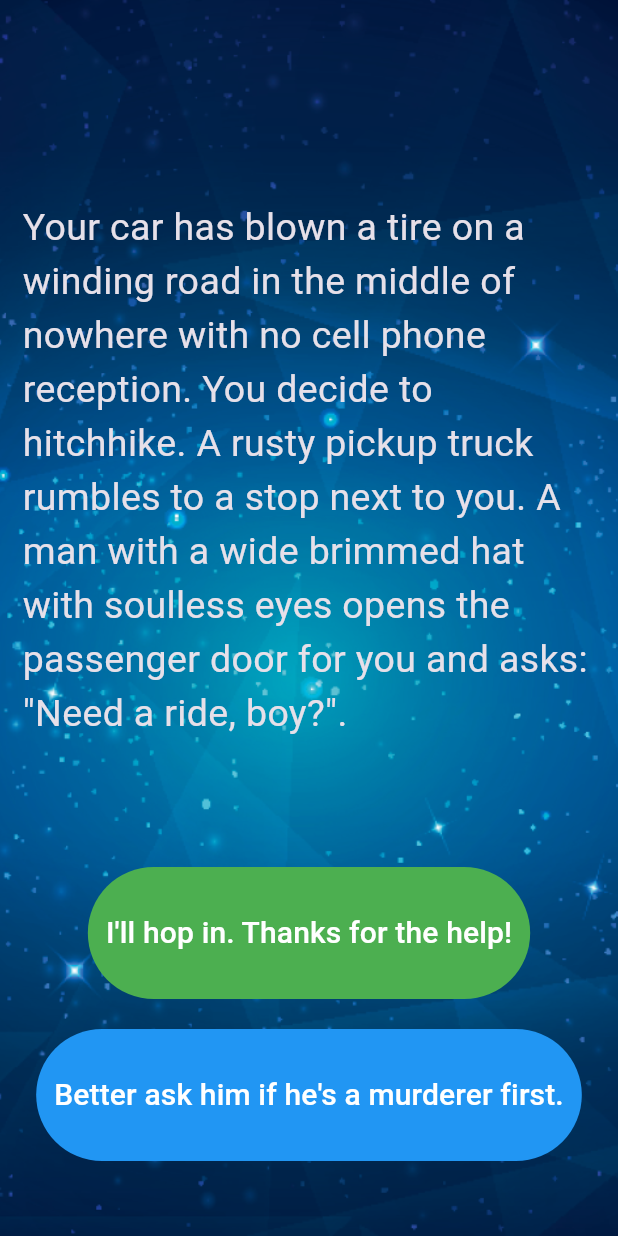
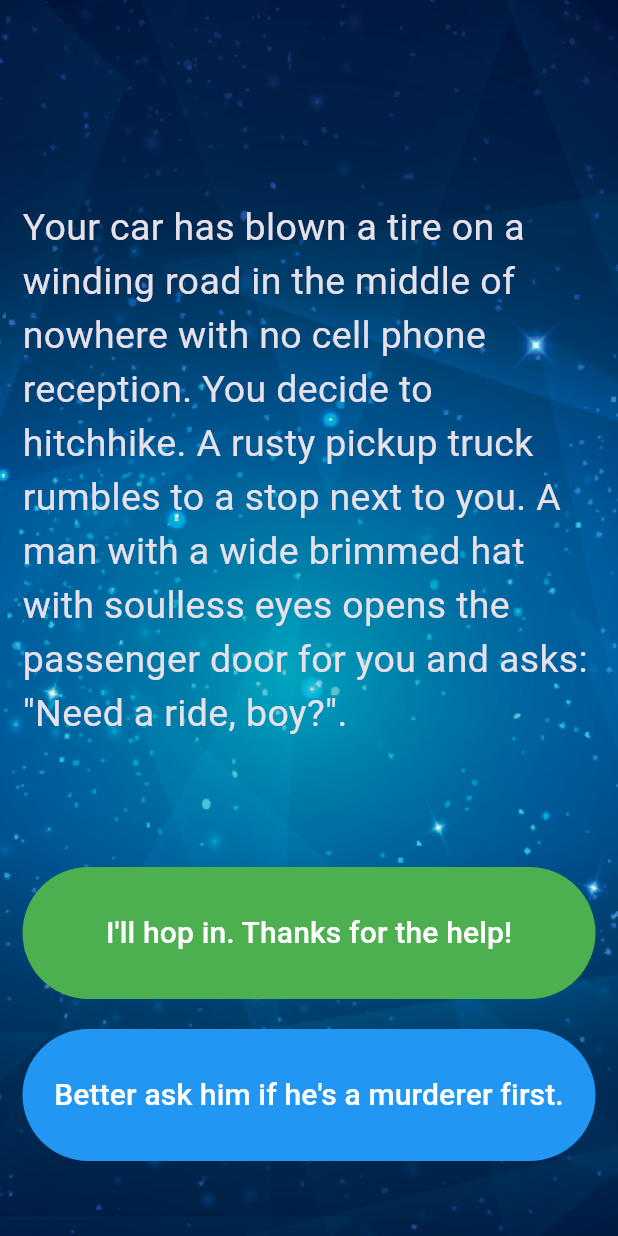
Before and after one commit to SbongiseniMbaraga/destini, a Flutter app: the screen it shows after launch, on a phone screen of 412 x 824 dp. Run offline on Flutter 3.47's test engine with Material 3 defaults, Android fonts, the phone set to English and light mode, and no system bars.

Commit message:
updated crossAxisAlignment to stretch

```diff
--- a/lib/main.dart
+++ b/lib/main.dart
@@ -1,7 +1,6 @@
 import 'package:destini/story_brain.dart';
 import 'package:flutter/gestures.dart';
 import 'package:flutter/material.dart';
-import 'story.dart';
 
 void main() {
   runApp(
@@ -58,7 +57,7 @@ class _StoryPageState extends State<StoryPage> {
         constraints: const BoxConstraints.expand(),
         child: SafeArea(
           child: Column(
-            crossAxisAlignment: CrossAxisAlignment.center,
+            crossAxisAlignment: CrossAxisAlignment.stretch,
             children: [
               Expanded(
                 flex: 12,
```
